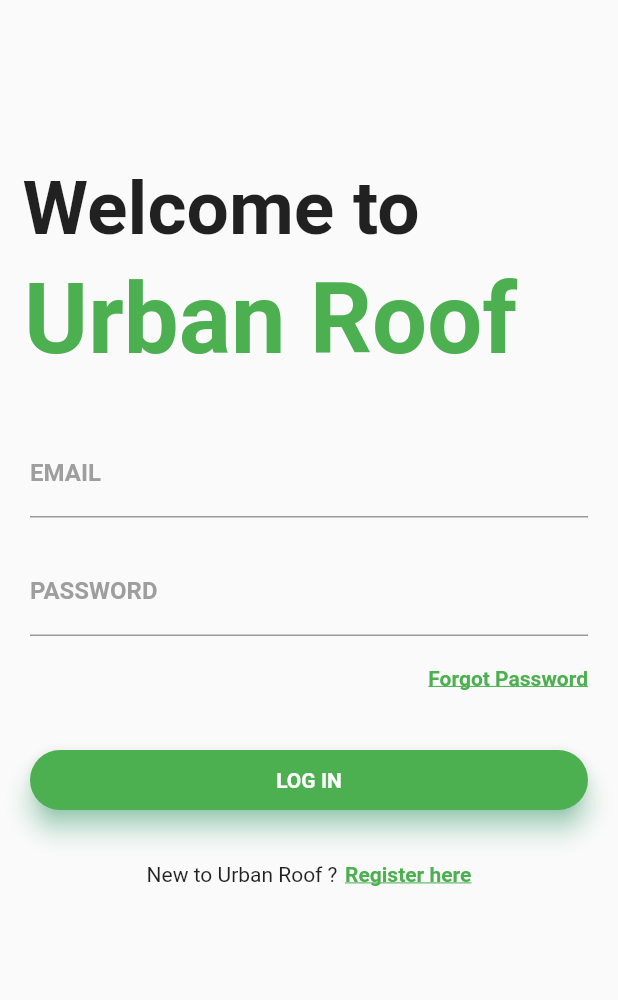
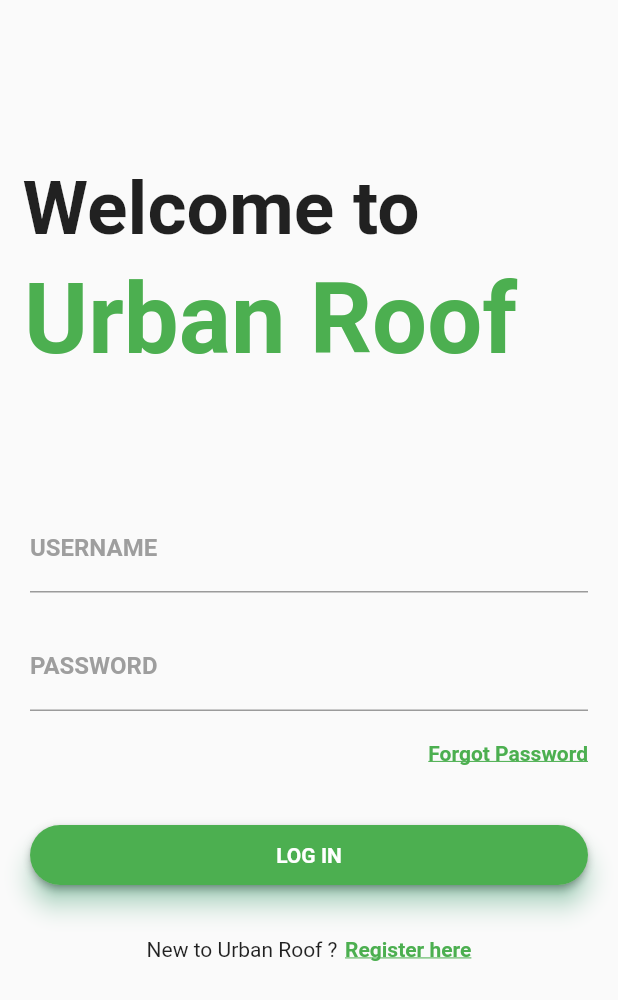
Before and after one commit to aksharabruno/Urban-Roof, a Flutter app: the screen it shows after launch, on a phone screen of 412 x 824 dp. Shown: the top 1000 px of the screen. Run offline on Flutter 3.47's test engine with Material 2 defaults, Android fonts, the phone set to English and light mode, and no system bars; Roboto replaces fonts that are missing (Raleway).

Commit message:
Update log_in.dart

```diff
--- a/lib/app/pages/log_in.dart
+++ b/lib/app/pages/log_in.dart
@@ -1,4 +1,6 @@
 import 'package:flutter/material.dart';
+import 'package:http/http.dart' as http;
+import 'dart:convert';
 
 class FirstPage extends StatefulWidget {
   @override
@@ -6,6 +8,24 @@
 }
 
 class _FirstPageState extends State<FirstPage> {
+  String username = "";
+  String password = "";
+  //String final_response = "";
+  final _formkey1 = GlobalKey<FormState>();
+  final _formkey2 = GlobalKey<FormState>();
+
+  //final unCon = new TextEditingController();
+  //final pwCon = new TextEditingController();
+
+  Future<void> _savingData() async {
+    final validation1 = _formkey1.currentState.validate();
+    final validation2 = _formkey2.currentState.validate();
+    if(!validation1 && !validation2){
+      return;
+    }
+    _formkey1.currentState.save();
+    _formkey2.currentState.save();
+  }
   @override
   Widget build(BuildContext context) {
     return new Scaffold(
@@ -17,6 +37,7 @@
             Container(
               child: Stack(
                 children: <Widget>[
+
                   Container(
                     padding: EdgeInsets.fromLTRB(15.0, 110.0, 0.0, 0.0),
                     child: Text('Welcome to',
@@ -34,22 +55,29 @@
                 ],
               ),
             ),
+            SizedBox(height:50.0),
             Container(
                 padding: EdgeInsets.only(top: 35.0, left: 20.0, right: 20.0),
                 child: Column(
+
                   children: <Widget>[
-                    TextField(
+                    TextFormField(
+                      key: _formkey1,
+                     // controller: unCon,
                       decoration: InputDecoration(
-                          labelText: 'EMAIL',
+                          labelText: 'USERNAME',
                           labelStyle: TextStyle(
                               fontFamily: 'Raleway',
                               fontWeight: FontWeight.bold,
                               color: Colors.grey),
                           focusedBorder: UnderlineInputBorder(
                               borderSide: BorderSide(color: Colors.green))),
+                      onSaved: (value){username = value;},
                     ),
                     SizedBox(height: 20.0),
-                    TextField(
+                    TextFormField(
+                      key: _formkey2,
+                      //controller: pwCon,
                       decoration: InputDecoration(
                           labelText: 'PASSWORD',
                           labelStyle: TextStyle(
@@ -59,6 +87,7 @@
                           focusedBorder: UnderlineInputBorder(
                               borderSide: BorderSide(color: Colors.green))),
                       obscureText: true,
+                      onSaved: (value){password = value;},
                     ),
                     SizedBox(height: 5.0),
                     Container(
@@ -78,14 +107,25 @@
                     SizedBox(height: 40.0),
                     Container(
                       height: 40.0,
-                      //onPressed: () {Navigator.pushReplacementNamed(context, '/home');},
                       child: Material(
-                        borderRadius: BorderRadius.circular(20.0),
+                        borderRadius: BorderRadius.circular(50.0),
                         shadowColor: Colors.greenAccent,
-                        color: Colors.green,
                         elevation: 7.0,
-                        child: GestureDetector(
-                          onTap: () {Navigator.of(context).pushNamed('/home');},
+                        child: RaisedButton(
+                          shape: RoundedRectangleBorder(borderRadius: BorderRadius.circular(50.0)),
+                          color: Colors.green,
+                          onPressed: () async {
+                            //username = unCon.text;
+                            //password = pwCon.text;
+                            _savingData();
+                            final url = 'http://10.0.2.15:5000/login';
+                            var data = {'username': username, 'password': password};
+                            final response = await http.post(url, body: json.encode(data));
+                            if(response.statusCode == 200){
+                                Navigator.of(context).pushNamed('/home');} else {
+                                  print('error');
+                                }
+                          },
                           child: Center(
                             child: Text(
                               'LOG IN',
```
